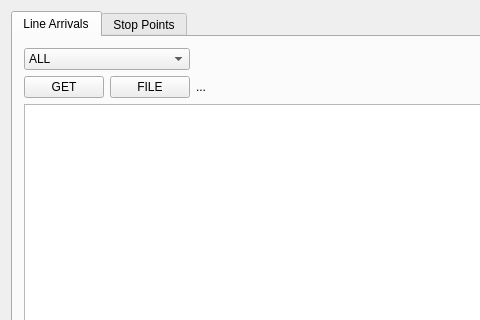
This is Widget.ui in Enthusiastic-Coder/tflTest as Qt 5 draws it before an edit; both pictures show x 0 to 480 and y 0 to 320 of the 665 by 402 pixel window. The edited form follows.
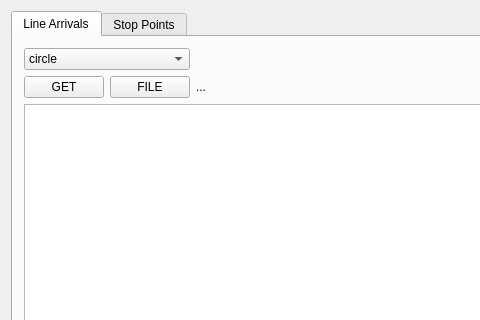
This is the edited form.

Commit message: tfl removed ALL

What changed in the file:
```diff
--- a/Widget.ui
+++ b/Widget.ui
@@ -36,11 +36,6 @@
          <property name="insertPolicy">
           <enum>QComboBox::InsertAlphabetically</enum>
          </property>
-         <item>
-          <property name="text">
-           <string>ALL</string>
-          </property>
-         </item>
          <item>
           <property name="text">
            <string>circle</string>
```
The commit also changes 1 other file.
